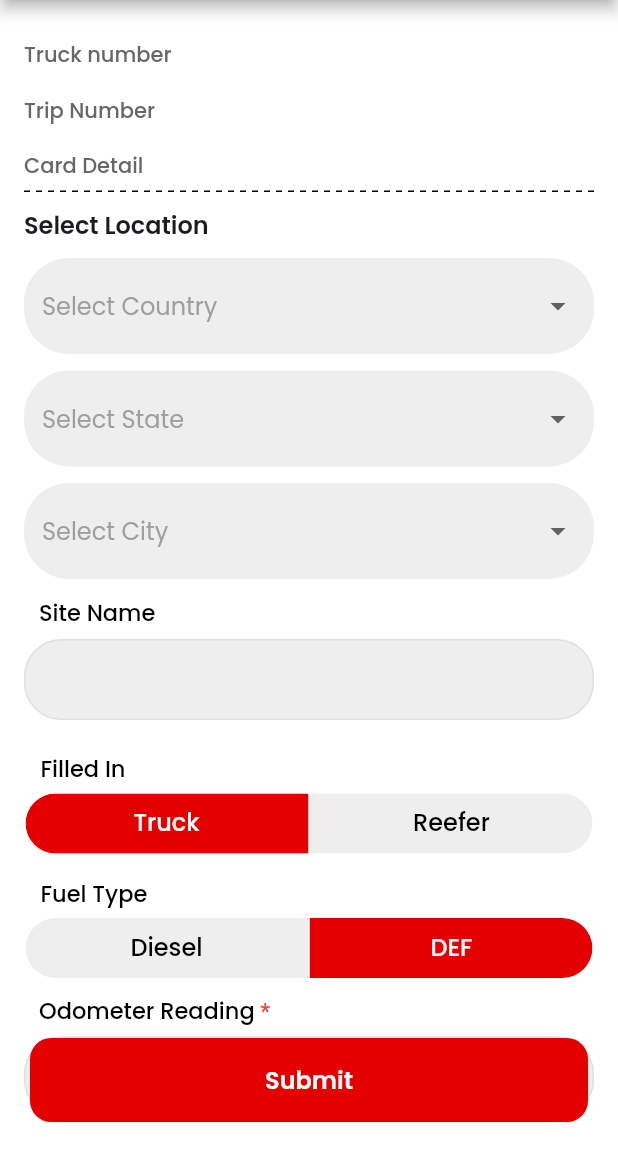
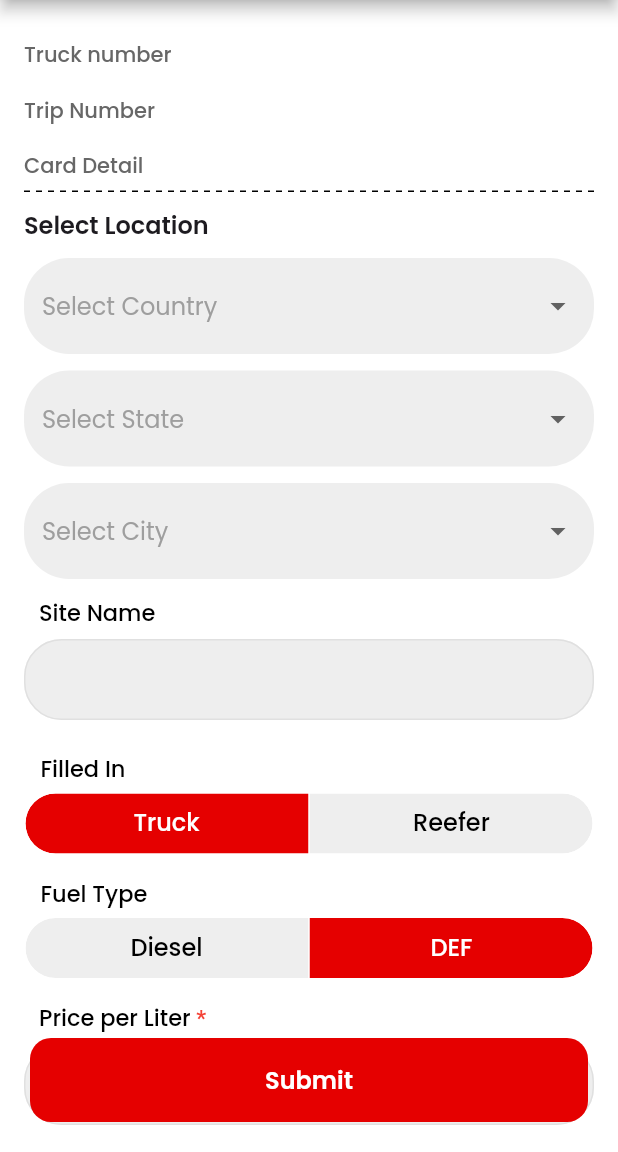
Before and after one commit to PiyushThakur077/Flying-Horse-frontend, a Flutter app: the RefuelView screen opened by its route, after a tap on "DEF", on a phone screen of 412 x 824 dp, the part 84-1236 px from its top. Run offline on Flutter 3.47's test engine with Material 3 defaults, Android fonts, the phone set to English and light mode, and no system bars; drawn by our look-alikes of dotted_line; our stand-ins replace connectivity_plus, csc_picker, flutter_typeahead, get, get_storage, google_fonts and 2 more; accounts and stored records are empty.

Commit message:
UI fixes and stable code

```diff
--- a/lib/app/modules/refuel/views/refuel_view.dart
+++ b/lib/app/modules/refuel/views/refuel_view.dart
@@ -354,6 +354,9 @@ class RefuelView extends GetView<RefuelController> {
                         ),
                       )),
                   const SizedBox(height: 10),
+                 Column(
+  crossAxisAlignment: CrossAxisAlignment.start,
+  children: [
     Padding(
       padding: EdgeInsets.symmetric(horizontal: 11),
       child: Text(
@@ -371,8 +374,7 @@ class RefuelView extends GetView<RefuelController> {
         child: SegmentedButton<String>(
           showSelectedIcon: false,
           style: ButtonStyle(
-                          backgroundColor:
-                              MaterialStateProperty.resolveWith<Color?>(
+            backgroundColor: MaterialStateProperty.resolveWith<Color?>(
               (Set<MaterialState> states) {
                 if (states.contains(MaterialState.selected)) {
                   return AppColors.primary;
@@ -380,8 +382,7 @@ class RefuelView extends GetView<RefuelController> {
                 return Color(0xFFEEEEEE);
               },
             ),
-                          foregroundColor:
-                              MaterialStateProperty.resolveWith<Color?>(
+            foregroundColor: MaterialStateProperty.resolveWith<Color?>(
               (Set<MaterialState> states) {
                 if (states.contains(MaterialState.selected)) {
                   return Colors.white;
@@ -413,14 +414,40 @@ class RefuelView extends GetView<RefuelController> {
             if (newSelection.isNotEmpty) {
               controller.setSelectedFuelType(newSelection.first);
               if (newSelection.first == 'def') {
-                              controller.amountPaid.value =
-                                  0.0; // Reset amount paid when DEF is selected
+                controller.amountPaid.value = 0.0; // Reset amount paid when DEF is selected
               }
             }
           },
         ),
       ),
     ),
+    Obx(
+      () => controller.selectedFuelType.value == 'def'
+          ? Padding(
+              padding: EdgeInsets.symmetric(vertical: 10),
+              child: Column(
+                children: [
+                  CommonTextInput(
+                    labelText: 'Price per Liter',
+                    hintText: 'Enter price per liter',
+                    onChanged: (value) => controller.pricePerLitre.value =
+                        double.tryParse(value) ?? 0.0,
+                    keyboardType: const TextInputType.numberWithOptions(decimal: true),
+                    required: true,
+                    validator: (value) {
+                      double parsedValue =
+                          double.tryParse(value ?? '') ?? 0.0;
+                      return controller.validatePricePerLiter(parsedValue);
+                    },
+                  ),
+                ],
+              ),
+            )
+          : const SizedBox.shrink(),
+    ),
+  ],
+),
+
                   const SizedBox(height: 5),
                   CommonTextInput(
                     labelText: 'Odometer Reading',
@@ -477,43 +504,27 @@ class RefuelView extends GetView<RefuelController> {
                     hintText: 'Enter receipt number here',
                     onChanged: (value) =>
                         controller.receiptNumber.value = value,
-                    keyboardType: const TextInputType.numberWithOptions(decimal: true),
                     required: true,
                     validator: (value) =>
                         controller.validateReceiptNumber(value ?? ''),
                   ),
                   const SizedBox(height: 10),
-                  Obx(() => controller.selectedFuelType.value == 'def'
+               Obx(() => controller.selectedFuelType.value != 'def'
     ? Column(
-                          children: [
-                            CommonTextInput(
-                              labelText: 'Price per Liter',
-                              hintText: 'Enter price per liter',
-                              onChanged: (value) => controller.pricePerLitre
-                                  .value = double.tryParse(value) ?? 0.0,
-                              keyboardType: const TextInputType.numberWithOptions(decimal: true),
-                              required: true,
-                              validator: (value) {
-                                double parsedValue =
-                                    double.tryParse(value ?? '') ?? 0.0;
-                                return controller
-                                    .validatePricePerLiter(parsedValue);
-                              },
-                            ),
-                          ],
-                        )
-                      : Column(
         children: [
           CommonTextInput(
             labelText: 'Amount Paid',
             hintText: 'Enter amount here',
-                              onChanged: (value) => controller.amountPaid
-                                  .value = double.tryParse(value) ?? 0.0,
-                              keyboardType: const TextInputType.numberWithOptions(decimal: true),
+            onChanged: (value) =>
+                controller.amountPaid.value = double.tryParse(value) ?? 0.0,
+            keyboardType:
+                const TextInputType.numberWithOptions(decimal: true),
           ),
           const SizedBox(height: 10),
         ],
-                        )),
+      )
+    : const SizedBox.shrink()),
+
                   const SizedBox(height: 100),
                 ],
               ),
```
Also changed, not shown: lib/app/modules/refuel/controllers/refuel_controller.dart (+40 -14 lines), lib/app/modules/refuel_card/views/refuel_card_view.dart (+24 -13 lines). Lines whose indentation alone changed are shown as unchanged.
